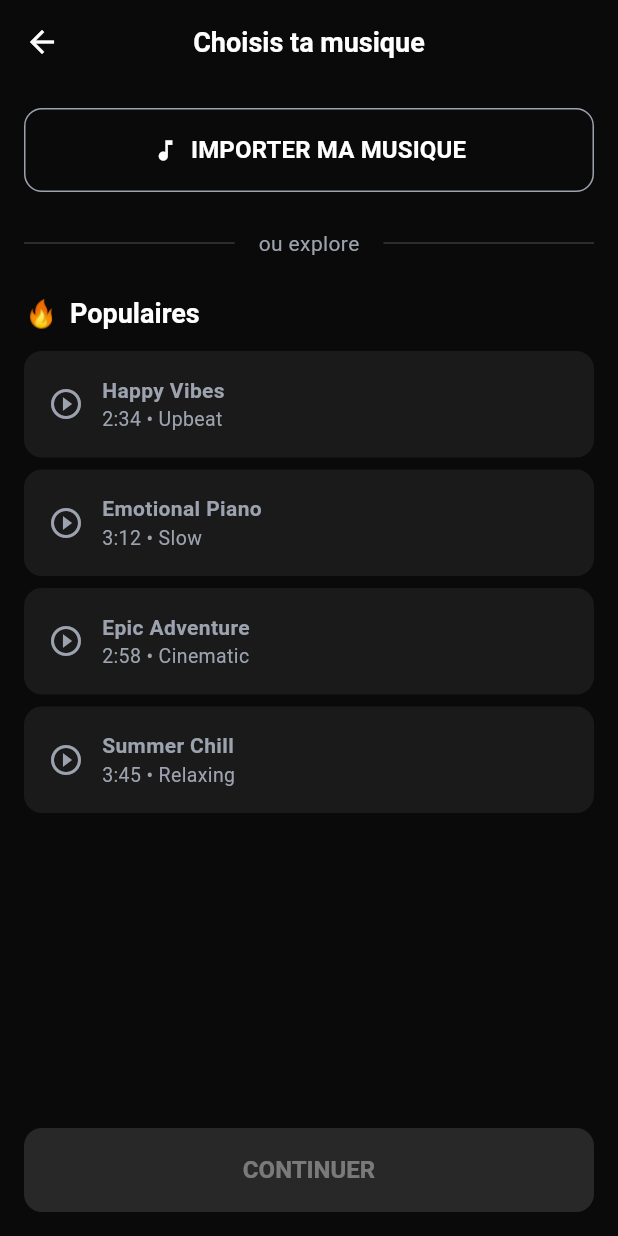
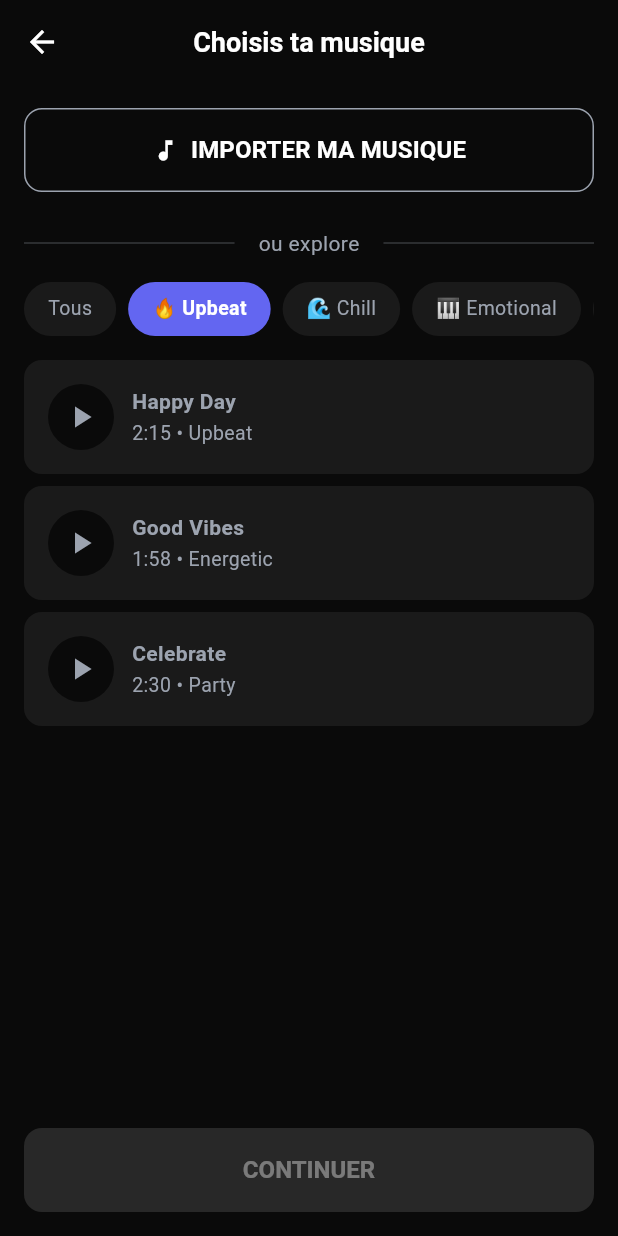
Before and after one commit to Pouetpouets/snipvid, a Flutter app: the MusicScreen screen opened by its route, on a phone screen of 412 x 824 dp. Run offline on Flutter 3.47's test engine with Material 3 defaults, Android fonts, the light colour scheme and no system bars; our stand-ins replace go_router, image_picker.

Commit message:
Add music service with bundled tracks structure
- MusicService avec 12 tracks placeholder (4 catégories)
- Music screen avec filtres par catégorie
- README pour télécharger les tracks depuis Pixabay
- TODO.md avec roadmap technique

```diff
--- a/lib/screens/music_screen.dart
+++ b/lib/screens/music_screen.dart
@@ -2,36 +2,9 @@ import 'package:flutter/material.dart';
 import 'package:go_router/go_router.dart';
 import 'package:provider/provider.dart';
 import 'package:snipvid/models/project.dart';
+import 'package:snipvid/services/music_service.dart';
 import 'package:snipvid/services/project_service.dart';
 import 'package:snipvid/theme/app_theme.dart';
-
-// Musiques de démo (à remplacer par Pixabay API)
-final _demoTracks = [
-  MusicTrack(
-    id: '1',
-    title: 'Happy Vibes',
-    artist: 'Upbeat',
-    duration: Duration(minutes: 2, seconds: 34),
-  ),
-  MusicTrack(
-    id: '2',
-    title: 'Emotional Piano',
-    artist: 'Slow',
-    duration: Duration(minutes: 3, seconds: 12),
-  ),
-  MusicTrack(
-    id: '3',
-    title: 'Epic Adventure',
-    artist: 'Cinematic',
-    duration: Duration(minutes: 2, seconds: 58),
-  ),
-  MusicTrack(
-    id: '4',
-    title: 'Summer Chill',
-    artist: 'Relaxing',
-    duration: Duration(minutes: 3, seconds: 45),
-  ),
-];
 
 class MusicScreen extends StatefulWidget {
   const MusicScreen({super.key});
@@ -41,7 +14,9 @@ class MusicScreen extends StatefulWidget {
 }
 
 class _MusicScreenState extends State<MusicScreen> {
+  final MusicService _musicService = MusicService();
   String? _selectedTrackId;
+  String _selectedCategory = '🔥 Upbeat';
 
   @override
   void initState() {
@@ -50,8 +25,17 @@ class _MusicScreenState extends State<MusicScreen> {
     _selectedTrackId = current?.id;
   }
 
+  List<MusicTrack> get _currentTracks {
+    if (_selectedCategory == 'Tous') {
+      return _musicService.getAllTracks();
+    }
+    return _musicService.getTracksByCategory(_selectedCategory);
+  }
+
   @override
   Widget build(BuildContext context) {
+    final categories = ['Tous', ...MusicService.categories.keys];
+
     return Scaffold(
       appBar: AppBar(
         leading: IconButton(
@@ -69,6 +53,12 @@ class _MusicScreenState extends State<MusicScreen> {
             OutlinedButton(
               onPressed: () {
                 // TODO: File picker pour importer musique
+                ScaffoldMessenger.of(context).showSnackBar(
+                  const SnackBar(
+                    content: Text('Import musique — bientôt disponible'),
+                    behavior: SnackBarBehavior.floating,
+                  ),
+                );
               },
               child: const Row(
                 mainAxisAlignment: MainAxisAlignment.center,
@@ -83,7 +73,11 @@ class _MusicScreenState extends State<MusicScreen> {
             // Séparateur
             Row(
               children: [
-                Expanded(child: Divider(color: AppTheme.textSecondary.withOpacity(0.3))),
+                Expanded(
+                  child: Divider(
+                    color: AppTheme.textSecondary.withValues(alpha: 0.3),
+                  ),
+                ),
                 Padding(
                   padding: const EdgeInsets.symmetric(horizontal: 16),
                   child: Text(
@@ -91,29 +85,56 @@ class _MusicScreenState extends State<MusicScreen> {
                     style: TextStyle(color: AppTheme.textSecondary),
                   ),
                 ),
-                Expanded(child: Divider(color: AppTheme.textSecondary.withOpacity(0.3))),
-              ],
-            ),
-            const SizedBox(height: 24),
-            // Section populaires
-            Row(
-              children: [
-                const Text('🔥', style: TextStyle(fontSize: 18)),
-                const SizedBox(width: 8),
-                Text(
-                  'Populaires',
-                  style: Theme.of(context).textTheme.titleLarge,
+                Expanded(
+                  child: Divider(
+                    color: AppTheme.textSecondary.withValues(alpha: 0.3),
+                  ),
                 ),
               ],
             ),
-            const SizedBox(height: 12),
+            const SizedBox(height: 16),
+            // Filtres catégories
+            SizedBox(
+              height: 36,
+              child: ListView.separated(
+                scrollDirection: Axis.horizontal,
+                itemCount: categories.length,
+                separatorBuilder: (_, __) => const SizedBox(width: 8),
+                itemBuilder: (context, index) {
+                  final cat = categories[index];
+                  final isSelected = cat == _selectedCategory;
+                  return GestureDetector(
+                    onTap: () => setState(() => _selectedCategory = cat),
+                    child: Container(
+                      padding: const EdgeInsets.symmetric(
+                        horizontal: 16,
+                        vertical: 8,
+                      ),
+                      decoration: BoxDecoration(
+                        color: isSelected ? AppTheme.accent : AppTheme.surface,
+                        borderRadius: BorderRadius.circular(18),
+                      ),
+                      child: Text(
+                        cat,
+                        style: TextStyle(
+                          color: isSelected ? Colors.white : AppTheme.textSecondary,
+                          fontWeight: isSelected ? FontWeight.w600 : FontWeight.normal,
+                          fontSize: 13,
+                        ),
+                      ),
+                    ),
+                  );
+                },
+              ),
+            ),
+            const SizedBox(height: 16),
             // Liste tracks
             Expanded(
               child: ListView.separated(
-                itemCount: _demoTracks.length,
+                itemCount: _currentTracks.length,
                 separatorBuilder: (_, __) => const SizedBox(height: 8),
                 itemBuilder: (context, index) {
-                  final track = _demoTracks[index];
+                  final track = _currentTracks[index];
                   final isSelected = track.id == _selectedTrackId;
                   return _TrackTile(
                     track: track,
@@ -131,8 +152,10 @@ class _MusicScreenState extends State<MusicScreen> {
               onPressed: _selectedTrackId == null
                   ? null
                   : () {
-                      final track = _demoTracks.firstWhere((t) => t.id == _selectedTrackId);
-                      context.read<ProjectService>().setMusic(track);
+                      final track = _musicService.getTrackById(_selectedTrackId!);
+                      if (track != null) {
+                        context.read<ProjectService>().setMusic(track);
+                      }
                       context.push('/vibe');
                     },
               child: const Text('CONTINUER'),
@@ -176,9 +199,20 @@ class _TrackTile extends StatelessWidget {
         ),
         child: Row(
           children: [
-            Icon(
-              Icons.play_circle_outline,
-              color: isSelected ? AppTheme.accent : AppTheme.textSecondary,
+            // Play button (TODO: implémenter preview audio)
+            Container(
+              width: 44,
+              height: 44,
+              decoration: BoxDecoration(
+                color: isSelected
+                    ? AppTheme.accent.withValues(alpha: 0.2)
+                    : AppTheme.background,
+                borderRadius: BorderRadius.circular(22),
+              ),
+              child: Icon(
+                Icons.play_arrow,
+                color: isSelected ? AppTheme.accent : AppTheme.textSecondary,
+              ),
             ),
             const SizedBox(width: 12),
             Expanded(
@@ -189,6 +223,7 @@ class _TrackTile extends StatelessWidget {
                     track.title,
                     style: const TextStyle(fontWeight: FontWeight.w600),
                   ),
+                  const SizedBox(height: 2),
                   Text(
                     '${_formatDuration(track.duration)} • ${track.artist}',
                     style: TextStyle(
--- /dev/null
+++ b/lib/services/music_service.dart
@@ -0,0 +1,160 @@
+import 'package:snipvid/models/project.dart';
+
+/// Service pour gérer la bibliothèque musicale.
+///
+/// MVP : Tracks bundlées dans assets/audio/
+/// V2 : Intégration Jamendo API
+class MusicService {
+  /// Tracks bundlées dans l'app (royalty-free)
+  ///
+  /// À télécharger depuis https://pixabay.com/music/
+  /// Formats acceptés : MP3, durée 1-3 min
+  static final List<MusicTrack> bundledTracks = [
+    // 🔥 Upbeat / Dynamique
+    MusicTrack(
+      id: 'upbeat_1',
+      title: 'Happy Day',
+      artist: 'Upbeat',
+      duration: Duration(minutes: 2, seconds: 15),
+      url: 'assets/audio/happy_day.mp3',
+      isLocal: true,
+    ),
+    MusicTrack(
+      id: 'upbeat_2',
+      title: 'Good Vibes',
+      artist: 'Energetic',
+      duration: Duration(minutes: 1, seconds: 58),
+      url: 'assets/audio/good_vibes.mp3',
+      isLocal: true,
+    ),
+    MusicTrack(
+      id: 'upbeat_3',
+      title: 'Celebrate',
+      artist: 'Party',
+      duration: Duration(minutes: 2, seconds: 30),
+      url: 'assets/audio/celebrate.mp3',
+      isLocal: true,
+    ),
+
+    // 🌊 Chill / Lent
+    MusicTrack(
+      id: 'chill_1',
+      title: 'Peaceful Moments',
+      artist: 'Ambient',
+      duration: Duration(minutes: 3, seconds: 12),
+      url: 'assets/audio/peaceful_moments.mp3',
+      isLocal: true,
+    ),
+    MusicTrack(
+      id: 'chill_2',
+      title: 'Sunset Dreams',
+      artist: 'Relaxing',
+      duration: Duration(minutes: 2, seconds: 45),
+      url: 'assets/audio/sunset_dreams.mp3',
+      isLocal: true,
+    ),
+    MusicTrack(
+      id: 'chill_3',
+      title: 'Ocean Breeze',
+      artist: 'Nature',
+      duration: Duration(minutes: 3, seconds: 00),
+      url: 'assets/audio/ocean_breeze.mp3',
+      isLocal: true,
+    ),
+
+    // 🎹 Emotional / Piano
+    MusicTrack(
+      id: 'emotional_1',
+      title: 'Memories',
+      artist: 'Piano',
+      duration: Duration(minutes: 2, seconds: 50),
+      url: 'assets/audio/memories.mp3',
+      isLocal: true,
+    ),
+    MusicTrack(
+      id: 'emotional_2',
+      title: 'Tender Heart',
+      artist: 'Emotional',
+      duration: Duration(minutes: 3, seconds: 20),
+      url: 'assets/audio/tender_heart.mp3',
+      isLocal: true,
+    ),
+    MusicTrack(
+      id: 'emotional_3',
+      title: 'Nostalgia',
+      artist: 'Cinematic',
+      duration: Duration(minutes: 2, seconds: 35),
+      url: 'assets/audio/nostalgia.mp3',
+      isLocal: true,
+    ),
+
+    // 🎬 Epic / Cinematic
+    MusicTrack(
+      id: 'epic_1',
+      title: 'Rise Up',
+      artist: 'Epic',
+      duration: Duration(minutes: 2, seconds: 40),
+      url: 'assets/audio/rise_up.mp3',
+      isLocal: true,
+    ),
+    MusicTrack(
+      id: 'epic_2',
+      title: 'Adventure Awaits',
+      artist: 'Cinematic',
+      duration: Duration(minutes: 3, seconds: 05),
+      url: 'assets/audio/adventure_awaits.mp3',
+      isLocal: true,
+    ),
+    MusicTrack(
+      id: 'epic_3',
+      title: 'Triumphant',
+      artist: 'Orchestral',
+      duration: Duration(minutes: 2, seconds: 55),
+      url: 'assets/audio/triumphant.mp3',
+      isLocal: true,
+    ),
+  ];
+
+  /// Catégories de musique
+  static const Map<String, List<String>> categories = {
+    '🔥 Upbeat': ['upbeat_1', 'upbeat_2', 'upbeat_3'],
+    '🌊 Chill': ['chill_1', 'chill_2', 'chill_3'],
+    '🎹 Emotional': ['emotional_1', 'emotional_2', 'emotional_3'],
+    '🎬 Epic': ['epic_1', 'epic_2', 'epic_3'],
+  };
+
+  /// Récupère toutes les tracks
+  List<MusicTrack> getAllTracks() => bundledTracks;
+
+  /// Récupère les tracks par catégorie
+  List<MusicTrack> getTracksByCategory(String category) {
+    final ids = categories[category] ?? [];
+    return bundledTracks.where((t) => ids.contains(t.id)).toList();
+  }
+
+  /// Récupère une track par ID
+  MusicTrack? getTrackById(String id) {
+    try {
+      return bundledTracks.firstWhere((t) => t.id == id);
+    } catch (_) {
+      return null;
+    }
+  }
+
+  /// Tracks recommandées pour un vibe donné
+  List<MusicTrack> getTracksForVibe(VibeType vibe) {
+    switch (vibe) {
+      case VibeType.dynamic:
+        return getTracksByCategory('🔥 Upbeat');
+      case VibeType.slow:
+        return [
+          ...getTracksByCategory('🌊 Chill'),
+          ...getTracksByCategory('🎹 Emotional'),
+        ];
+      case VibeType.mix:
+        return bundledTracks; // Toutes
+      case VibeType.epic:
+        return getTracksByCategory('🎬 Epic');
+    }
+  }
+}
```
Also changed, not shown: 2 other files.
